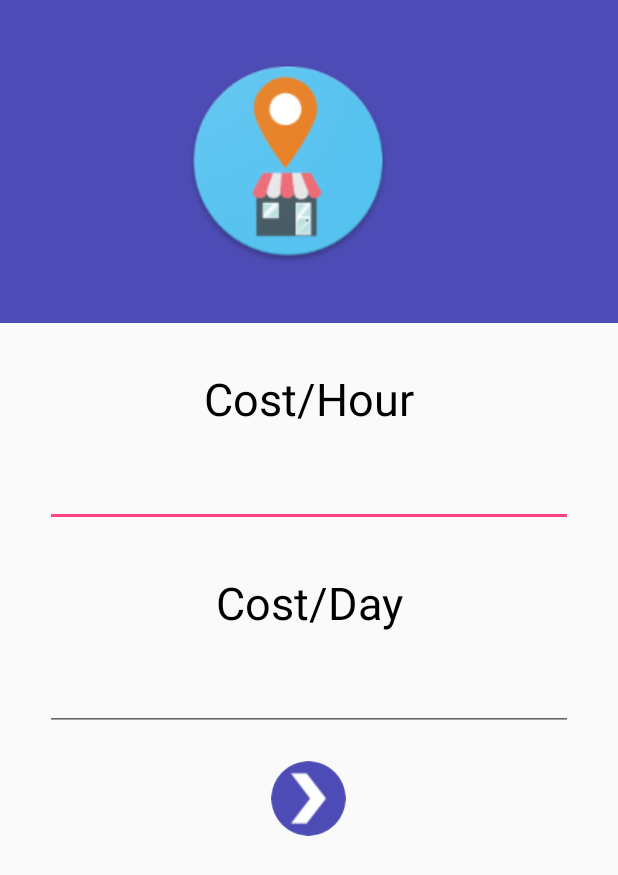
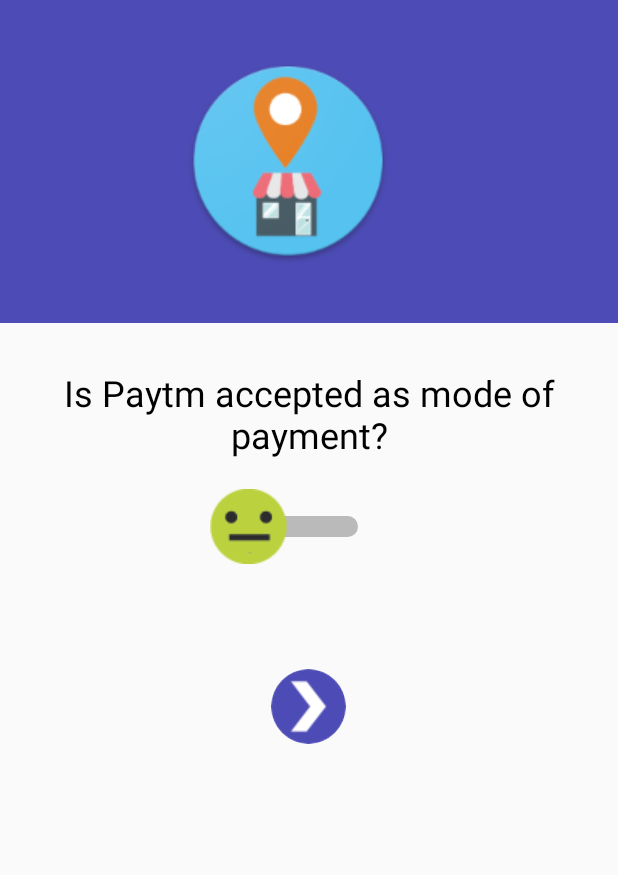
Before and after one commit to Ashutosh181094/DeliveringUrWay, an Android app: the RentalVendorDetails screen opened directly, with no data from a screen before it, on a phone screen of 412 x 824 dp. Shown: the top 875 px of the screen. Run offline under Robolectric (Android 15) with nearby library versions, the phone set to English and light mode, and no system bars; our stand-ins replace CircleImageView, Firebase (no records; nobody signed in at launch, a user with empty details on screens opened directly).

```diff
--- a/app/src/main/java/com/example/a1505197/deliveringurway/AddProductFragement.java
+++ b/app/src/main/java/com/example/a1505197/deliveringurway/AddFoodProductFragement.java
@@ -32,7 +32,7 @@ import java.io.ByteArrayOutputStream;
  * Created by 1505197 on 3/12/2018.
  */
 
-public class AddProductFragement extends Fragment implements ChangePhotoDialog.OnPhotoRecievedListener {
+public class AddFoodProductFragement extends Fragment implements ChangePhotoDialog.OnPhotoRecievedListener {
    ImageView vendorImage;
    ImageView image;
     private String mSelectedImagePath;
@@ -69,7 +69,7 @@ public class AddProductFragement extends Fragment implements ChangePhotoDialog.O
                         {
                             ChangePhotoDialog dialog=new ChangePhotoDialog();
                             dialog.show(getFragmentManager(),getString(R.string.change_photo_dialog));
-                            dialog.setTargetFragment(AddProductFragement.this,0);
+                            dialog.setTargetFragment(AddFoodProductFragement.this,0);
                         }
                     }
                     else
--- a/app/src/main/java/com/example/a1505197/deliveringurway/MainActivity.java
+++ b/app/src/main/java/com/example/a1505197/deliveringurway/MainActivity.java
@@ -56,7 +56,7 @@ public class MainActivity extends AppCompatActivity implements NavigationView.On
     RelativeLayout rlFood,rlClothes,rlRental;
 
     private View navHeader;
-    int[] sampleImages = {R.drawable.hut, R.drawable.business_online, R.drawable.explore, R.drawable.find_your_favourite, R.drawable.pink};
+    int[] sampleImages = {R.drawable.getdiscoverd,  R.drawable.explore, R.drawable.find_your_favourite,R.drawable.business_online, R.drawable.rentvehicles,R.drawable.havefood};
      String userName="";
      NavigationView navigation_header;
 
--- a/app/src/main/java/com/example/a1505197/deliveringurway/RentalVendorDetails.java
+++ b/app/src/main/java/com/example/a1505197/deliveringurway/RentalVendorDetails.java
@@ -4,7 +4,9 @@ import android.content.Intent;
 import android.os.Bundle;
 import android.support.v7.app.AppCompatActivity;
 import android.view.View;
+import android.widget.CompoundButton;
 import android.widget.EditText;
+import android.widget.Switch;
 import android.widget.Toast;
 
 import com.google.firebase.database.DatabaseReference;
@@ -16,25 +18,39 @@ public class RentalVendorDetails extends AppCompatActivity {
 
     EditText perDayCost,perHourCost;
     CircleImageView Arrow;
-    String sperDayCost,sperHourCost;
+    int payTmAccepted;
+    Switch aSwitch;
     DatabaseReference Rentalvendordata;
+    DatabaseReference VendorTypeInfo;
 
 
     @Override
     protected void onCreate(Bundle savedInstanceState) {
         super.onCreate(savedInstanceState);
         setContentView(R.layout.activity_rental_vendor_details);
-        perDayCost=findViewById(R.id.editPerDayCost);
-        perHourCost=findViewById(R.id.editCostPerHour);
 
+        aSwitch=(Switch) findViewById(R.id.switchPaytm);
+        aSwitch.setOnCheckedChangeListener(new CompoundButton.OnCheckedChangeListener() {
+            @Override
+            public void onCheckedChanged(CompoundButton compoundButton, boolean b) {
+                if(compoundButton.isChecked())
+                {
+                    aSwitch.setThumbResource(R.drawable.thumbsmiley);
+                    payTmAccepted=1;
+                }
+                else
+                {
+                    aSwitch.setThumbResource(R.drawable.thumbsad);
+                    payTmAccepted=0;
+                }
+            }
+        });
 
         Arrow=(CircleImageView) findViewById(R.id.arrow3);
         Arrow.setOnClickListener(new View.OnClickListener() {
             @Override
-            public void onClick(View view) {
-                sperDayCost=perDayCost.getText().toString();
-                sperHourCost=perHourCost.getText().toString();
-                Toast.makeText(getApplicationContext(), ""+sperDayCost, Toast.LENGTH_SHORT).show();
+            public void onClick(View view)
+            {
 
                 Intent getintent=getIntent();
                 String nameOfB=getintent.getStringExtra("nameOfB");
@@ -42,9 +58,16 @@ public class RentalVendorDetails extends AppCompatActivity {
                 String Address=getintent.getStringExtra("Address");
                 String PhoneNumber=getintent.getStringExtra("PhoneNumber");
                 String Type=getintent.getStringExtra("type");
+
                 Rentalvendordata= FirebaseDatabase.getInstance().getReference("vendors").child("rental");
-                RentalVendorObject rentalVendorObject=new RentalVendorObject(nameOfB,OwnerOfB,Address,PhoneNumber,Type,sperDayCost,sperHourCost);
+                VendorTypeInfo=FirebaseDatabase.getInstance().getReference("VendorsType").child("+91"+PhoneNumber);
+
+                RentalVendorObject rentalVendorObject=new RentalVendorObject(nameOfB,OwnerOfB,Address,PhoneNumber,Type,payTmAccepted);
                 Rentalvendordata.push().setValue(rentalVendorObject);
+
+                RetrieveVendorType retrieveVendorType=new RetrieveVendorType(Type);
+                VendorTypeInfo.push().setValue(retrieveVendorType);
+
                 Toast.makeText(getApplicationContext(), "Registered", Toast.LENGTH_SHORT).show();
                 Intent intent=new Intent(RentalVendorDetails.this,VendorLogin.class);
                 intent.setFlags(Intent.FLAG_ACTIVITY_NEW_TASK|Intent.FLAG_ACTIVITY_CLEAR_TASK);
@@ -53,6 +76,7 @@ public class RentalVendorDetails extends AppCompatActivity {
             }
         });
 
+
     }
 }
 ////
--- a/app/src/main/res/layout/activity_rental_vendor_details.xml
+++ b/app/src/main/res/layout/activity_rental_vendor_details.xml
@@ -19,52 +19,35 @@
     </LinearLayout>
 
     <TextView
-        android:id="@+id/perHourCost"
+        android:id="@+id/textView4"
         android:layout_width="match_parent"
         android:layout_height="wrap_content"
-        android:text="Cost/Hour"
+        android:layout_marginTop="30dp"
         android:gravity="center"
-        android:textSize="30dp"
+        android:text="Is Paytm accepted as mode of payment?"
         android:textColor="@color/Black"
-        android:layout_marginTop="30dp"
-        />
+        android:textSize="24sp" />
+    <LinearLayout
+        android:layout_width="wrap_content"
+        android:layout_height="wrap_content"
+        android:orientation="horizontal">
+        <Switch
+            android:layout_width="wrap_content"
+            android:layout_height="wrap_content"
+            android:layout_marginLeft="140dp"
+            android:thumb="@drawable/thumbsad"
+            android:id="@+id/switchPaytm"
+            android:layout_marginTop="20dp"
+            />
 
-    <EditText
-        android:id="@+id/editCostPerHour"
-        android:layout_width="match_parent"
-        android:layout_height="wrap_content"
-        android:layout_marginLeft="30dp"
-        android:layout_marginRight="30dp"
-        android:layout_marginTop="20dp"
-         />
-    <TextView
-        android:id="@+id/perDayCost"
-        android:layout_width="match_parent"
-        android:layout_height="wrap_content"
-        android:text="Cost/Day"
-        android:gravity="center"
-        android:textSize="30dp"
-        android:textColor="@color/Black"
-        android:layout_marginTop="30dp"
-        />
-
-    <EditText
-        android:id="@+id/editPerDayCost"
-        android:layout_width="match_parent"
-        android:layout_height="wrap_content"
-        android:layout_marginLeft="30dp"
-        android:layout_marginRight="30dp"
-        android:layout_marginTop="20dp"
-         />
-
-
+    </LinearLayout>
 
     <de.hdodenhof.circleimageview.CircleImageView
         android:id="@+id/arrow3"
         android:layout_width="wrap_content"
         android:layout_height="wrap_content"
         android:layout_gravity="center"
-        android:layout_marginTop="20dp"
+        android:layout_marginTop="70dp"
         android:src="@drawable/arrow" />
 
 
--- a/app/src/main/res/layout/addclothfragment.xml
+++ b/app/src/main/res/layout/addclothfragment.xml
@@ -84,14 +84,14 @@
                         android:layout_height="wrap_content"
                         android:layout_below="@+id/SizeChart"
                         android:layout_marginTop="10dp"
-                        android:id="@+id/spinner">
+                        android:id="@+id/spinnerSizeChart">
 
                     </Spinner>
                     <TextView
                         android:id="@+id/tvdescription"
                         android:layout_width="match_parent"
                         android:layout_height="wrap_content"
-                        android:layout_below="@+id/spinner"
+                        android:layout_below="@+id/spinnerSizeChart"
                         android:text="Description"
                         android:textColor="@color/Black"
                         android:textSize="20dp"
```
Also changed, not shown: app/src/main/java/com/example/a1505197/deliveringurway/AddClothProductFragment.java (+42 -6 lines), app/src/main/java/com/example/a1505197/deliveringurway/AddRentalProductFragment.java (+10 -9 lines), app/src/main/java/com/example/a1505197/deliveringurway/ClothProductDescription.java (added, +65 -0 lines), app/src/main/java/com/example/a1505197/deliveringurway/RentalProductDescription.java (added, +55 -0 lines), app/src/main/java/com/example/a1505197/deliveringurway/RentalVendorObject.java (+9 -20 lines), app/src/main/java/com/example/a1505197/deliveringurway/RetrieveVendorType.java (added, +27 -0 lines), app/src/main/java/com/example/a1505197/deliveringurway/VendorData.java (+57 -6 lines), app/src/main/java/com/example/a1505197/deliveringurway/VendorInfo4.java (+9 -2 lines), app/src/main/res/layout/activity_search.xml (deleted, +0 -18 lines), app/src/main/res/layout/addrentalproductfragment.xml (+8 -8 lines), app/src/main/res/drawable/getdiscoverd.jpg (added), app/src/main/res/drawable/havefood.jpg (added), app/src/main/res/drawable/rentvehicles.jpg (added).
